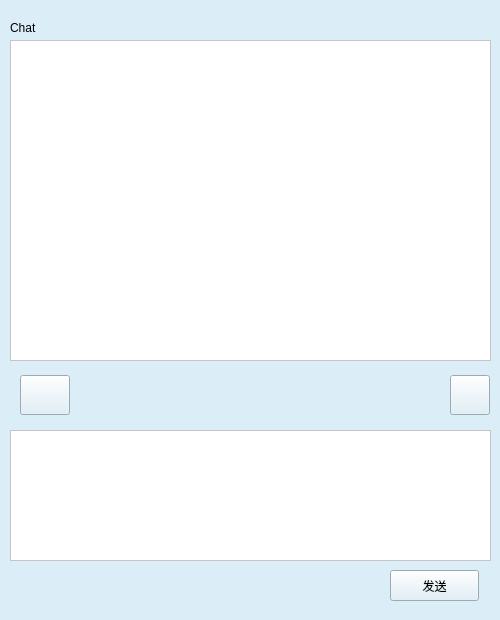
This is client/ui/chatwindow.ui in pechpo/What-s-up as Qt 5 draws it before an edit. The edited form follows.
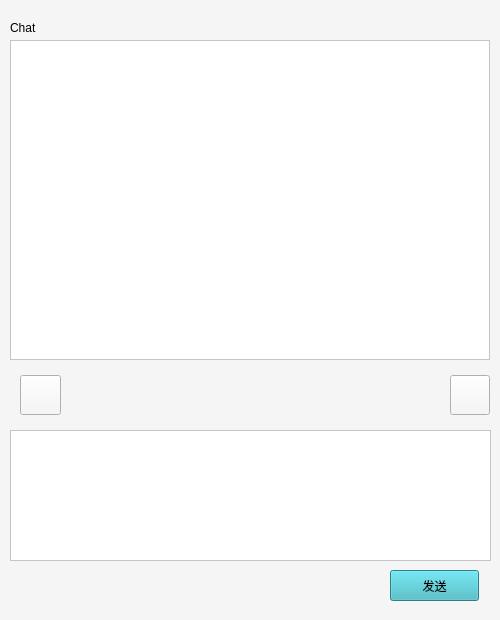
This is the edited form. Icons and pictures are not drawn.

```diff
--- a/client/ui/chatwindow.ui
+++ b/client/ui/chatwindow.ui
@@ -14,15 +14,15 @@
    <string>Form</string>
   </property>
   <property name="styleSheet">
-   <string notr="true">background-color: rgb(219, 237, 247);</string>
+   <string notr="true">background-color: rgb(246, 245, 245)</string>
   </property>
   <widget class="QTextEdit" name="MsgEdit">
    <property name="geometry">
     <rect>
      <x>10</x>
      <y>40</y>
-     <width>481</width>
-     <height>321</height>
+     <width>480</width>
+     <height>320</height>
     </rect>
    </property>
    <property name="styleSheet">
@@ -51,6 +51,9 @@
      <height>31</height>
     </rect>
    </property>
+   <property name="styleSheet">
+    <string notr="true">background-color: rgb(59, 180, 193);</string>
+   </property>
    <property name="text">
     <string>发送</string>
    </property>
@@ -73,7 +76,7 @@
     <rect>
      <x>20</x>
      <y>375</y>
-     <width>50</width>
+     <width>41</width>
      <height>40</height>
     </rect>
    </property>
```
Left out of the diff: 3 changed lines with no effect on the pictures.
